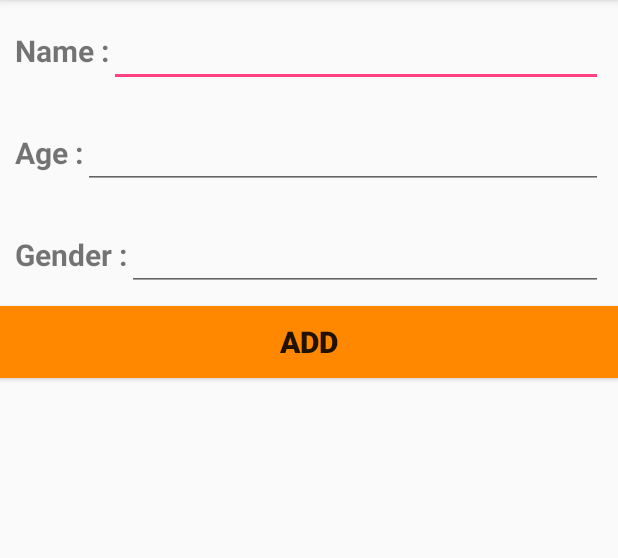
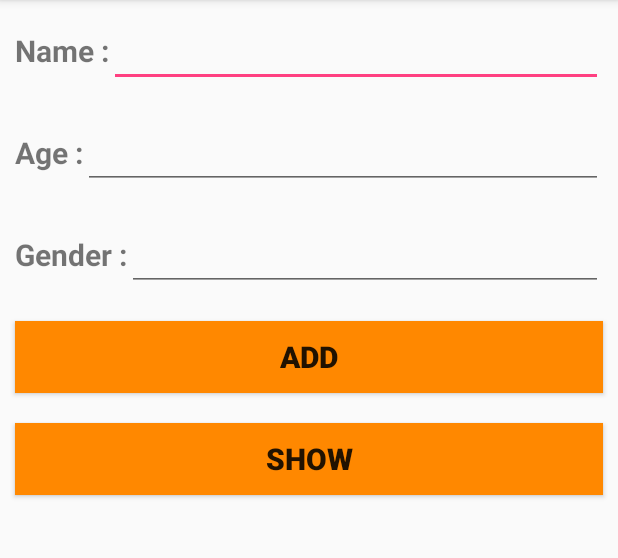
Before and after one commit to shamimuddin1419/AndroidWithSqlite, an Android app: the screen it shows after launch (MainActivity), after a tap on "ADD", on a phone screen of 412 x 824 dp, the part 84-642 px from its top. Run offline under Robolectric (Android 15) with nearby library versions, the phone set to English and light mode, and no system bars.

```diff
--- a/AndroidWithDBApp/app/src/main/java/com/example/shamim/keepdataapp/MainActivity.java
+++ b/AndroidWithDBApp/app/src/main/java/com/example/shamim/keepdataapp/MainActivity.java
@@ -1,27 +1,40 @@
 package com.example.shamim.keepdataapp;
 
+import android.database.Cursor;
+import android.database.sqlite.SQLiteDatabase;
+import android.support.v7.app.AlertDialog;
 import android.support.v7.app.AppCompatActivity;
 import android.os.Bundle;
 import android.view.View;
 import android.widget.Button;
 import android.widget.EditText;
+import android.widget.Toast;
 
 public class MainActivity extends AppCompatActivity implements View.OnClickListener {
 
     private EditText txtName,txtAge,txtGender;
     private Button btnAdd;
+    private  Button btnShow;
+    MyDataBaseHelper myDatabaseHelper;
 
     @Override
     protected void onCreate(Bundle savedInstanceState) {
+
+
         super.onCreate(savedInstanceState);
         setContentView(R.layout.activity_main);
+
+        myDatabaseHelper=new MyDataBaseHelper(this);
+        SQLiteDatabase sqLiteDatabase =myDatabaseHelper.getWritableDatabase();
 
         txtName=(EditText)findViewById(R.id.txtName);
         txtAge=(EditText)findViewById(R.id.txtAge);
         txtGender=(EditText)findViewById(R.id.txtGender);
         btnAdd =(Button)findViewById(R.id.btnAdd);
+        btnShow =(Button)findViewById(R.id.btnShow);
 
         btnAdd.setOnClickListener(this);
+        btnShow.setOnClickListener(this);
     }
 
     @Override
@@ -32,6 +45,38 @@ public class MainActivity extends AppCompatActivity implements View.OnClickListe
             String age=txtAge.getText().toString();
             String gender=txtGender.getText().toString();
 
+          long rowId = myDatabaseHelper.InsertData(name,age,gender);
+          if(rowId>1){
+              Toast.makeText(getApplicationContext(),"Data Saved Successfully",Toast.LENGTH_LONG).show();
+          }else {
+              Toast.makeText(getApplicationContext(),"Data Saved UnSuccessfully",Toast.LENGTH_LONG).show();
+
+          }
+        }
+        if(v.getId()==R.id.btnShow){
+            Cursor cursor=myDatabaseHelper.GetAllData();
+            if(cursor.getCount()==0){
+                ShowData("Result Set","Data Was Not Found");
+                return;
+            }
+            StringBuffer stringBuffer=new StringBuffer();
+            while (cursor.moveToNext()){
+
+               stringBuffer.append("ID: "+cursor.getString(0)+"\n\n");
+                stringBuffer.append("Name: "+cursor.getString(1)+"\n\n");
+                stringBuffer.append("Age: "+cursor.getString(2)+"\n\n");
+                stringBuffer.append("Gender: "+cursor.getString(3)+"\n\n");
+            }
+            ShowData("Result Set",stringBuffer.toString());
         }
     }
+
+    private void ShowData(String title, String resultSet) {
+     AlertDialog.Builder builder=new AlertDialog.Builder(this);
+     builder.setTitle(title);
+     builder.setMessage(resultSet);
+     builder.setCancelable(true);
+     builder.show();
+
+    }
 }
--- /dev/null
+++ b/AndroidWithDBApp/app/src/main/java/com/example/shamim/keepdataapp/MyDataBaseHelper.java
@@ -0,0 +1,71 @@
+package com.example.shamim.keepdataapp;
+
+import android.content.ContentValues;
+import android.content.Context;
+import android.database.Cursor;
+import android.widget.Toast;
+import android.database.sqlite.SQLiteDatabase;
+import android.database.sqlite.SQLiteOpenHelper;
+
+public class MyDataBaseHelper extends SQLiteOpenHelper {
+
+    private  static  final String DATABASE_NAME="Employee.db";
+    private  static  final String TABLE_NAME="Employee_details";
+    private  static  final String ID="_id";
+    private  static  final String NAME="Name";
+    private  static  final String AGE="Age";
+    private static  final  String Gender="Gender";
+    private  static  final String CreateTable="CREATE TABLE "+TABLE_NAME+"( "+ID+" INTEGER PRIMARY KEY AUTOINCREMENT,"+NAME+" VARCHAR(255),"+AGE+" INTEGER,"+Gender+" VARCHAR(15) );";
+    private  static  final String Drop_Table="DROP TABLE IF EXISTS "+TABLE_NAME;
+    private  static  final  String ALLDATASELECT="SELECT * FROM "+TABLE_NAME+" ORDER BY "+ ID +" DESC";
+    private  static  final int VERSION_NUMBER=1;
+
+    private Context context;
+
+    public MyDataBaseHelper(Context context) {
+        super(context, DATABASE_NAME, null, VERSION_NUMBER);
+        this.context=context;
+    }
+
+    @Override
+    public void onCreate(SQLiteDatabase db) {
+        try{
+            Toast.makeText(context,"Save",Toast.LENGTH_LONG).show();
+            db.execSQL(CreateTable);
+        }catch (Exception ex){
+            Toast.makeText(context,"Exception: "+ex,Toast.LENGTH_LONG).show();
+        }
+    }
+
+    @Override
+    public void onUpgrade(SQLiteDatabase db, int oldVersion, int newVersion) {
+
+
+        try{
+            Toast.makeText(context,"onCreate is Called",Toast.LENGTH_LONG).show();
+            db.execSQL(Drop_Table);
+        }catch (Exception ex){
+            Toast.makeText(context,"Exception: "+ex,Toast.LENGTH_LONG).show();
+        }
+
+    }
+
+    public  long InsertData(String name,String age,String gender){
+
+       SQLiteDatabase sqLiteDatabase =this.getWritableDatabase();
+        ContentValues contentValues=new ContentValues();
+        contentValues.put(NAME,name);
+        contentValues.put(AGE,age);
+        contentValues.put(Gender,gender);
+
+        long rowID=sqLiteDatabase.insert(TABLE_NAME,null,contentValues);
+        return  rowID;
+    }
+
+    public Cursor GetAllData(){
+        SQLiteDatabase sqLiteDatabase =this.getWritableDatabase();
+        Cursor cursor= sqLiteDatabase.rawQuery(ALLDATASELECT,null);
+        return  cursor;
+
+    }
+}
--- a/AndroidWithDBApp/app/src/main/res/layout/activity_main.xml
+++ b/AndroidWithDBApp/app/src/main/res/layout/activity_main.xml
@@ -81,6 +81,7 @@
     <Button
         android:layout_width="match_parent"
         android:layout_height="wrap_content"
+        android:layout_margin="10sp"
         android:text="ADD"
         android:textStyle="bold"
         android:textSize="20sp"
@@ -88,4 +89,14 @@
         android:background="@android:color/holo_orange_dark"
         />
 
+    <Button
+        android:id="@+id/btnShow"
+        android:layout_margin="10sp"
+        android:layout_width="match_parent"
+        android:layout_height="wrap_content"
+        android:background="@android:color/holo_orange_dark"
+        android:text="Show"
+        android:textSize="20sp"
+        android:textStyle="bold" />
+
 </LinearLayout>
```
